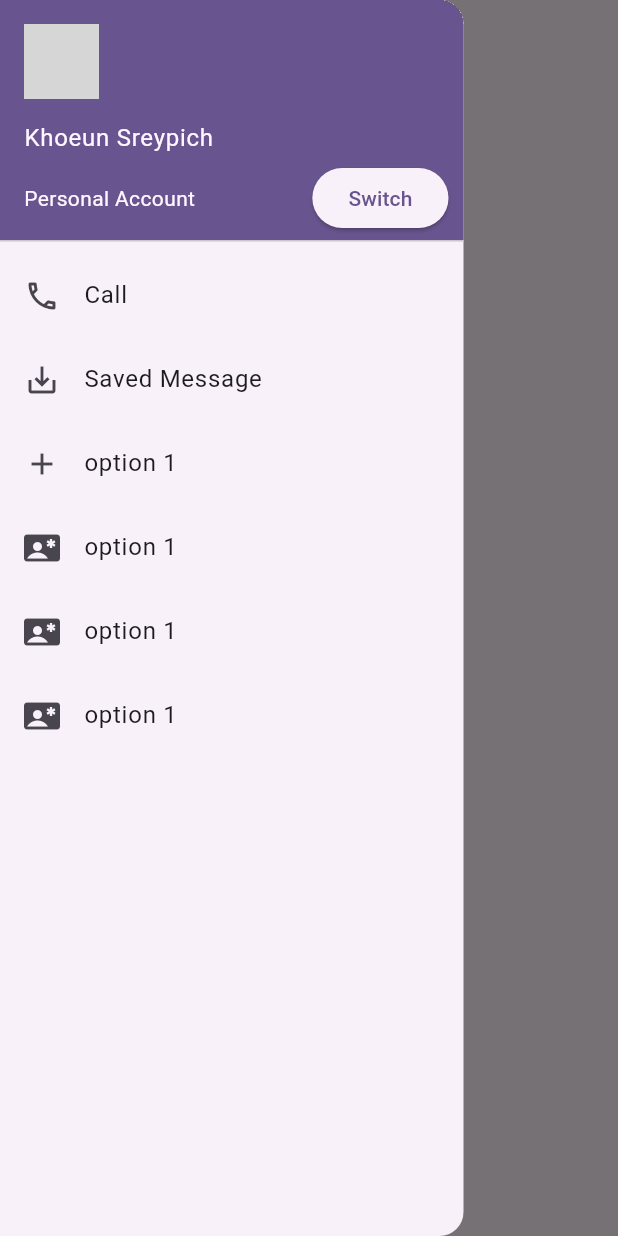
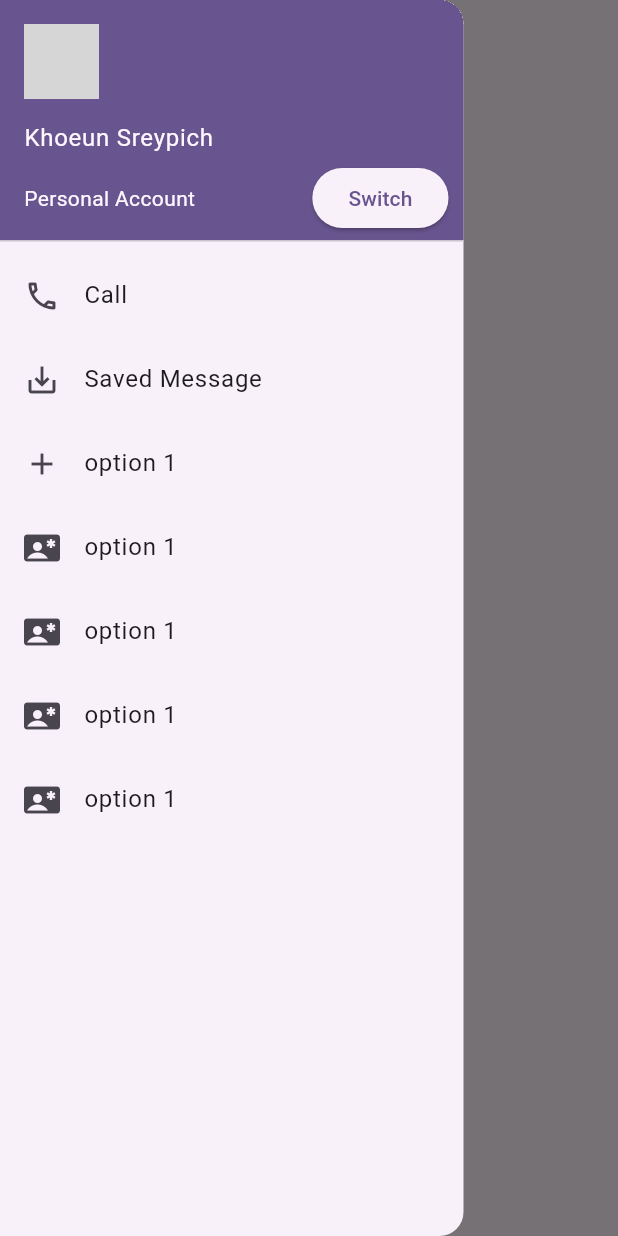
Before and after one commit to khoeunsreypich/Ecommerces, a Flutter app: the HomeScreen screen opened directly, with the side drawer open, on a phone screen of 412 x 824 dp. Run offline on Flutter 3.47's test engine with Material 3 defaults, Android fonts, the phone set to English and light mode, and no system bars; network calls fail; grey boxes are pictures that could not be loaded.

Commit message:
first commit

```diff
--- a/lib/Views/Home/drawer.dart
+++ b/lib/Views/Home/drawer.dart
@@ -53,6 +53,10 @@ class DrawerScreen extends StatelessWidget {
               title: Text('option 1'),
               leading: Icon(Icons.contact_emergency),
             ),
+            const ListTile(
+              title: Text('option 1'),
+              leading: Icon(Icons.contact_emergency),
+            ),
 
 
           ],
```
